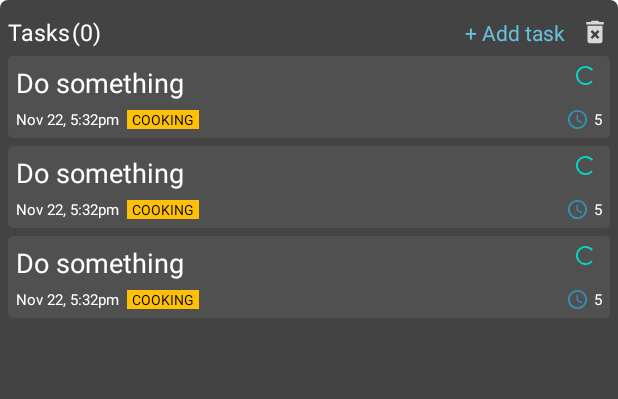
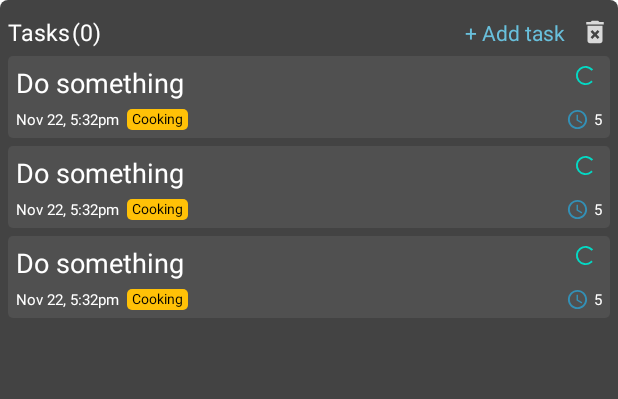
Before and after one commit to joshuajgomez/task-factory, an Android app: the layout layout_task.xml on its own in the app's theme, with its tools: preview values and no code run, on a phone screen of 412 x 824 dp. Shown: the top 399 px of the screen. Run offline under Robolectric (Android 15) with nearby library versions, the phone set to English and light mode, and no system bars.

Commit message:
Add rounded background for tag

```diff
--- /dev/null
+++ b/app/src/main/res/drawable/tag_background_rounded_blue.xml
@@ -0,0 +1,6 @@
+<?xml version="1.0" encoding="UTF-8"?>
+<shape xmlns:android="http://schemas.android.com/apk/res/android">
+    <solid android:color="@color/blue"/>
+    <corners android:radius="3dp"/>
+    <padding android:left="0dp" android:top="0dp" android:right="0dp" android:bottom="0dp" />
+</shape>
--- /dev/null
+++ b/app/src/main/res/drawable/tag_background_rounded_green.xml
@@ -0,0 +1,6 @@
+<?xml version="1.0" encoding="UTF-8"?>
+<shape xmlns:android="http://schemas.android.com/apk/res/android">
+    <solid android:color="@color/green"/>
+    <corners android:radius="3dp"/>
+    <padding android:left="0dp" android:top="0dp" android:right="0dp" android:bottom="0dp" />
+</shape>
--- /dev/null
+++ b/app/src/main/res/drawable/tag_background_rounded_purple.xml
@@ -0,0 +1,6 @@
+<?xml version="1.0" encoding="UTF-8"?>
+<shape xmlns:android="http://schemas.android.com/apk/res/android">
+    <solid android:color="@color/purple"/>
+    <corners android:radius="3dp"/>
+    <padding android:left="0dp" android:top="0dp" android:right="0dp" android:bottom="0dp" />
+</shape>
--- /dev/null
+++ b/app/src/main/res/drawable/tag_background_rounded_red.xml
@@ -0,0 +1,6 @@
+<?xml version="1.0" encoding="UTF-8"?>
+<shape xmlns:android="http://schemas.android.com/apk/res/android">
+    <solid android:color="@color/red"/>
+    <corners android:radius="3dp"/>
+    <padding android:left="0dp" android:top="0dp" android:right="0dp" android:bottom="0dp" />
+</shape>
--- a/app/src/main/res/layout/layout_item_task.xml
+++ b/app/src/main/res/layout/layout_item_task.xml
@@ -64,12 +64,13 @@
         android:layout_marginStart="5dp"
         android:layout_width="wrap_content"
         android:layout_height="wrap_content"
-        android:background="@color/yellow"
+        android:background="@drawable/tag_background_rounded_yellow"
         android:paddingStart="3dp"
         android:paddingEnd="3dp"
-        android:text="COOKING"
+        android:text="Cooking"
         android:textColor="@color/black"
         android:textSize="9sp"
+        android:paddingBottom="1dp"
         app:layout_constraintBottom_toBottomOf="@id/tv_time"
         app:layout_constraintStart_toEndOf="@+id/tv_time"
         app:layout_constraintTop_toTopOf="@id/tv_time" />
```
Also changed, not shown: app/src/main/java/com/joshgm3z/taskfactory/view/task/TaskViewHolder.kt (+5 -5 lines), app/src/main/res/drawable/tag_background_rounded_yellow.xml (renamed from app/src/main/res/drawable/tag_background_rounded.xml).
